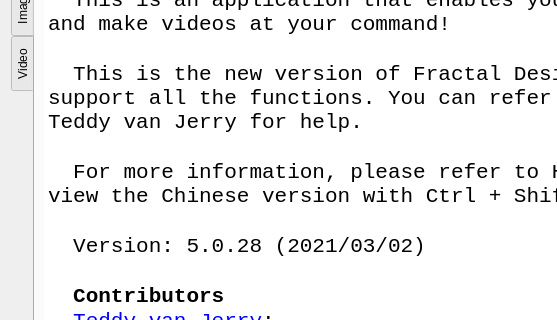
Before: the Qt Designer form mainwindow.ui in Teddy-van-Jerry/Fractal_Designer, drawn with Qt 5; both pictures show x 0 to 557 and y 226 to 546 of the 1000 by 700 pixel window.
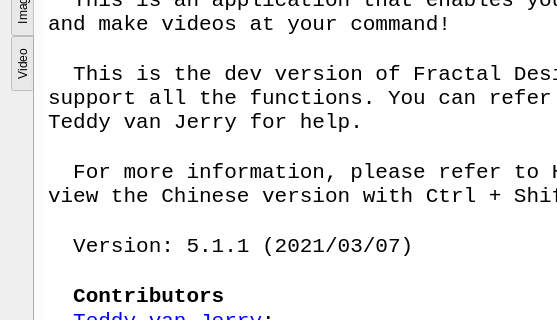
After: the same form once the commit is applied. Icons and pictures are not drawn.

Diff of the .ui file:
```diff
--- a/mainwindow.ui
+++ b/mainwindow.ui
@@ -99,11 +99,11 @@
 &lt;p align=&quot;center&quot; style=&quot;-qt-paragraph-type:empty; margin-top:0px; margin-bottom:0px; margin-left:0px; margin-right:0px; -qt-block-indent:0; text-indent:0px; font-size:20pt; font-weight:600;&quot;&gt;&lt;br /&gt;&lt;/p&gt;
 &lt;p style=&quot; margin-top:0px; margin-bottom:0px; margin-left:0px; margin-right:0px; -qt-block-indent:0; text-indent:0px;&quot;&gt;&lt;span style=&quot; font-size:16pt;&quot;&gt;  This is an application that enables you to draw fractals and make videos at your command!&lt;/span&gt;&lt;/p&gt;
 &lt;p style=&quot;-qt-paragraph-type:empty; margin-top:0px; margin-bottom:0px; margin-left:0px; margin-right:0px; -qt-block-indent:0; text-indent:0px; font-size:16pt;&quot;&gt;&lt;br /&gt;&lt;/p&gt;
-&lt;p style=&quot; margin-top:0px; margin-bottom:0px; margin-left:0px; margin-right:0px; -qt-block-indent:0; text-indent:0px;&quot;&gt;&lt;span style=&quot; font-size:16pt;&quot;&gt;  This is the new version of Fractal Designer and does not support all the functions. You can refer to Help, or contact Teddy van Jerry for help.&lt;/span&gt;&lt;/p&gt;
+&lt;p style=&quot; margin-top:0px; margin-bottom:0px; margin-left:0px; margin-right:0px; -qt-block-indent:0; text-indent:0px;&quot;&gt;&lt;span style=&quot; font-size:16pt;&quot;&gt;  This is the dev version of Fractal Designer and does not support all the functions. You can refer to Help, or contact Teddy van Jerry for help.&lt;/span&gt;&lt;/p&gt;
 &lt;p style=&quot;-qt-paragraph-type:empty; margin-top:0px; margin-bottom:0px; margin-left:0px; margin-right:0px; -qt-block-indent:0; text-indent:0px; font-size:16pt;&quot;&gt;&lt;br /&gt;&lt;/p&gt;
 &lt;p style=&quot; margin-top:0px; margin-bottom:0px; margin-left:0px; margin-right:0px; -qt-block-indent:0; text-indent:0px;&quot;&gt;&lt;span style=&quot; font-size:16pt;&quot;&gt;  For more information, please refer to Help (Ctrl + H) or view the Chinese version with Ctrl + Shift + H.&lt;/span&gt;&lt;/p&gt;
 &lt;p style=&quot;-qt-paragraph-type:empty; margin-top:0px; margin-bottom:0px; margin-left:0px; margin-right:0px; -qt-block-indent:0; text-indent:0px; font-size:16pt;&quot;&gt;&lt;br /&gt;&lt;/p&gt;
-&lt;p style=&quot; margin-top:0px; margin-bottom:0px; margin-left:0px; margin-right:0px; -qt-block-indent:0; text-indent:0px;&quot;&gt;&lt;span style=&quot; font-size:16pt;&quot;&gt;  Version: 5.0.28 (2021/03/02)&lt;/span&gt;&lt;/p&gt;
+&lt;p style=&quot; margin-top:0px; margin-bottom:0px; margin-left:0px; margin-right:0px; -qt-block-indent:0; text-indent:0px;&quot;&gt;&lt;span style=&quot; font-size:16pt;&quot;&gt;  Version: 5.1.1 (2021/03/07)&lt;/span&gt;&lt;/p&gt;
 &lt;p style=&quot;-qt-paragraph-type:empty; margin-top:0px; margin-bottom:0px; margin-left:0px; margin-right:0px; -qt-block-indent:0; text-indent:0px; font-family:'SimSun'; font-size:16pt;&quot;&gt;&lt;br /&gt;&lt;/p&gt;
 &lt;p style=&quot; margin-top:0px; margin-bottom:0px; margin-left:0px; margin-right:0px; -qt-block-indent:0; text-indent:0px;&quot;&gt;&lt;span style=&quot; font-family:'SimSun'; font-size:16pt;&quot;&gt;  &lt;/span&gt;&lt;span style=&quot; font-family:'SimSun'; font-size:16pt; font-weight:600;&quot;&gt;Contributors&lt;/span&gt;&lt;/p&gt;
 &lt;p style=&quot; margin-top:0px; margin-bottom:0px; margin-left:0px; margin-right:0px; -qt-block-indent:0; text-indent:0px;&quot;&gt;&lt;span style=&quot; font-family:'SimSun'; font-size:16pt;&quot;&gt;  &lt;/span&gt;&lt;a href=&quot;https://blog.csdn.net/weixin_50012998&quot;&gt;&lt;span style=&quot; font-family:'SimSun'; font-size:16pt; text-decoration: underline; color:#0000ff;&quot;&gt;Teddy van Jerry&lt;/span&gt;&lt;/a&gt;&lt;span style=&quot; font-family:'SimSun'; font-size:16pt;&quot;&gt;:&lt;/span&gt;&lt;/p&gt;
```
Left out of the diff: 14 changed lines with no effect on the pictures.
